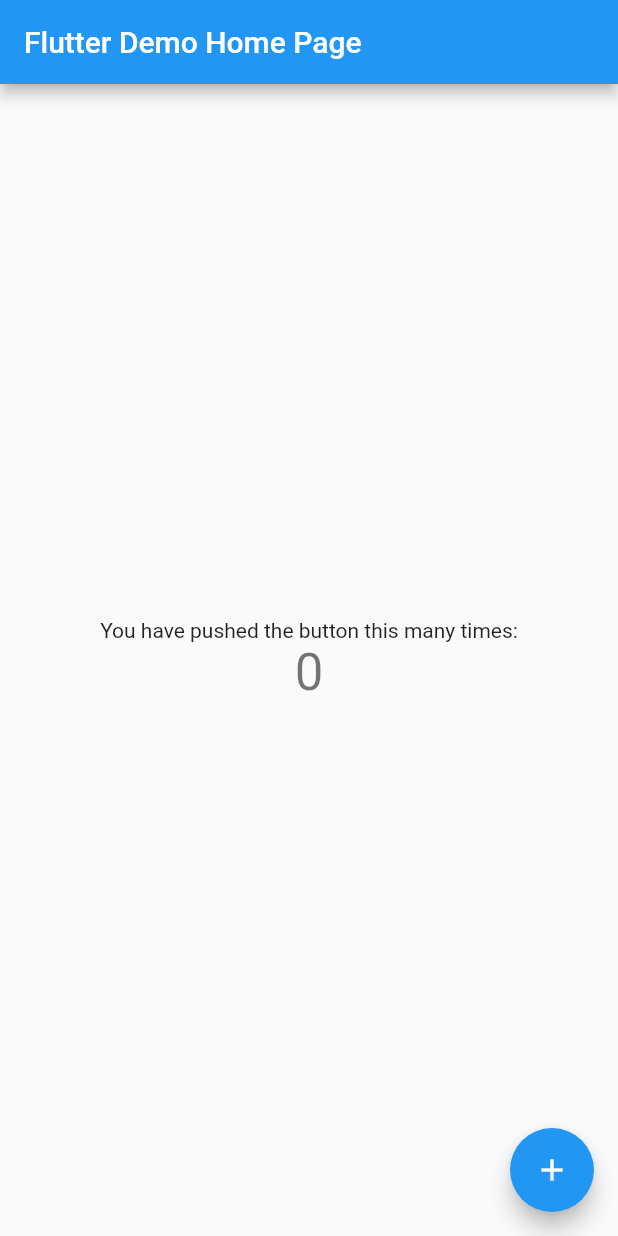
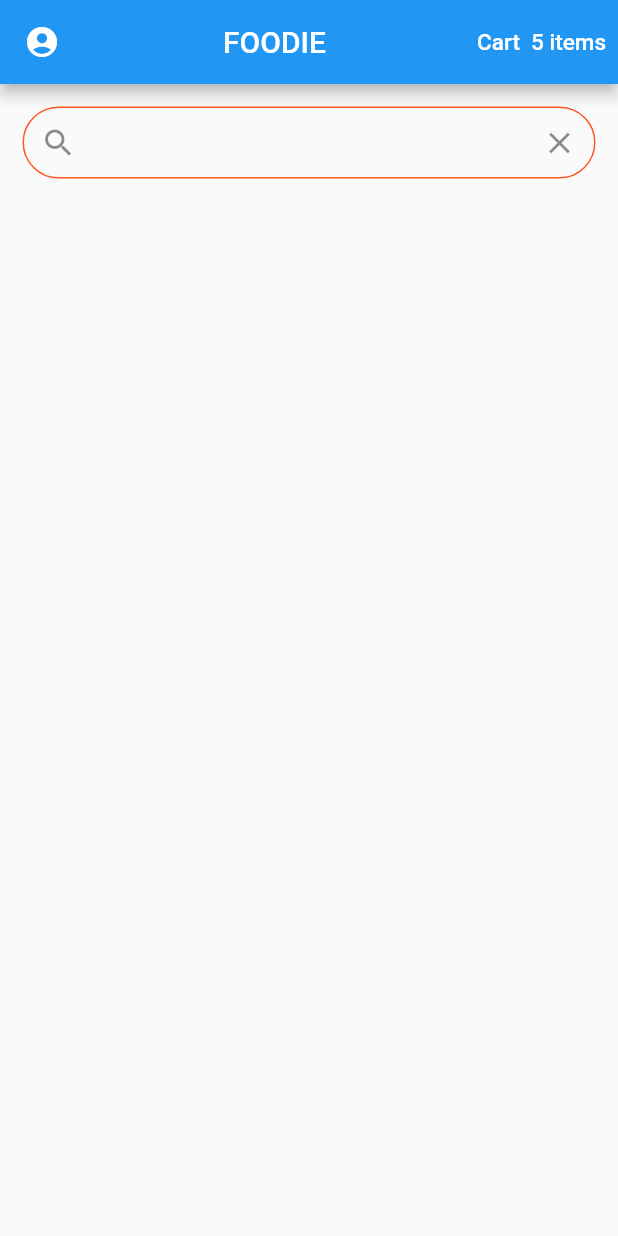
Before and after one commit to habibm94/fooddie, a Flutter app: the screen it shows after launch, on a phone screen of 412 x 824 dp. Run offline on Flutter 3.47's test engine with Material 2 defaults, Android fonts, the phone set to English and light mode, and no system bars.

Commit message:
1. created search bar and app bar
created search bar with textfield, created app bar with profile icon, title and cart option(static)

```diff
--- a/lib/main.dart
+++ b/lib/main.dart
@@ -1,4 +1,5 @@
 import 'package:flutter/material.dart';
+import 'package:foodie/screens/home_screen.dart';
 
 void main() => runApp(MyApp());
 
@@ -7,96 +8,12 @@ class MyApp extends StatelessWidget {
   @override
   Widget build(BuildContext context) {
     return MaterialApp(
-      title: 'Flutter Demo',
+      debugShowCheckedModeBanner: false,
+      title: 'FOODIE',
       theme: ThemeData(
-        primarySwatch: Colors.blue,
-      ),
-      home: MyHomePage(title: 'Flutter Demo Home Page'),
+          scaffoldBackgroundColor: Colors.grey[50],
+          primaryColor: Colors.deepOrange),
+      home: HomeScreen(),
     );
   }
 }
-
-class MyHomePage extends StatefulWidget {
-  MyHomePage({Key? key, this.title}) : super(key: key);
-
-  // This widget is the home page of your application. It is stateful, meaning
-  // that it has a State object (defined below) that contains fields that affect
-  // how it looks.
-
-  // This class is the configuration for the state. It holds the values (in this
-  // case the title) provided by the parent (in this case the App widget) and
-  // used by the build method of the State. Fields in a Widget subclass are
-  // always marked "final".
-
-  final String? title;
-
-  @override
-  _MyHomePageState createState() => _MyHomePageState();
-}
-
-class _MyHomePageState extends State<MyHomePage> {
-  int _counter = 0;
-
-  void _incrementCounter() {
-    setState(() {
-      // This call to setState tells the Flutter framework that something has
-      // changed in this State, which causes it to rerun the build method below
-      // so that the display can reflect the updated values. If we changed
-      // _counter without calling setState(), then the build method would not be
-      // called again, and so nothing would appear to happen.
-      _counter++;
-    });
-  }
-
-  @override
-  Widget build(BuildContext context) {
-    // This method is rerun every time setState is called, for instance as done
-    // by the _incrementCounter method above.
-    //
-    // The Flutter framework has been optimized to make rerunning build methods
-    // fast, so that you can just rebuild anything that needs updating rather
-    // than having to individually change instances of widgets.
-    return Scaffold(
-      appBar: AppBar(
-        // Here we take the value from the MyHomePage object that was created by
-        // the App.build method, and use it to set our appbar title.
-        title: Text(widget.title!),
-      ),
-      body: Center(
-        // Center is a layout widget. It takes a single child and positions it
-        // in the middle of the parent.
-        child: Column(
-          // Column is also a layout widget. It takes a list of children and
-          // arranges them vertically. By default, it sizes itself to fit its
-          // children horizontally, and tries to be as tall as its parent.
-          //
-          // Invoke "debug painting" (press "p" in the console, choose the
-          // "Toggle Debug Paint" action from the Flutter Inspector in Android
-          // Studio, or the "Toggle Debug Paint" command in Visual Studio Code)
-          // to see the wireframe for each widget.
-          //
-          // Column has various properties to control how it sizes itself and
-          // how it positions its children. Here we use mainAxisAlignment to
-          // center the children vertically; the main axis here is the vertical
-          // axis because Columns are vertical (the cross axis would be
-          // horizontal).
-          mainAxisAlignment: MainAxisAlignment.center,
-          children: <Widget>[
-            Text(
-              'You have pushed the button this many times:',
-            ),
-            Text(
-              '$_counter',
-              style: Theme.of(context).textTheme.display1,
-            ),
-          ],
-        ),
-      ),
-      floatingActionButton: FloatingActionButton(
-        onPressed: _incrementCounter,
-        tooltip: 'Increment',
-        child: Icon(Icons.add),
-      ), // This trailing comma makes auto-formatting nicer for build methods.
-    );
-  }
-}
--- a/lib/models/order.dart
+++ b/lib/models/order.dart
@@ -1,5 +1,5 @@
-import 'package:flutter_food_delivery_ui/models/food.dart';
-import 'package:flutter_food_delivery_ui/models/restaurant.dart';
+import 'package:foodie/models/food.dart';
+import 'package:foodie/models/restaurant.dart';
 
 class Order {
   final Restaurant? restaurant;
--- a/lib/models/restaurant.dart
+++ b/lib/models/restaurant.dart
@@ -1,4 +1,4 @@
-import 'package:flutter_food_delivery_ui/models/food.dart';
+import 'package:foodie/models/food.dart';
 
 class Restaurant {
   final String? imageUrl;
--- a/lib/models/user.dart
+++ b/lib/models/user.dart
@@ -1,4 +1,5 @@
-import 'package:flutter_food_delivery_ui/models/order.dart';
+
+import 'package:foodie/models/order.dart';
 
 class User {
   final String? name;
--- /dev/null
+++ b/lib/screens/home_screen.dart
@@ -0,0 +1,53 @@
+import 'package:flutter/material.dart';
+import 'package:foodie/models/order.dart';
+import 'package:foodie/data/data.dart';
+
+class HomeScreen extends StatefulWidget {
+  @override
+  _HomeScreenState createState() => _HomeScreenState();
+}
+
+class _HomeScreenState extends State<HomeScreen> {
+  @override
+  Widget build(BuildContext context) {
+    return Scaffold(
+      appBar: AppBar(
+        title: Center(child: Text('FOODIE')),
+        leading: IconButton(
+          icon: Icon(Icons.account_circle),
+          onPressed: () {},
+        ),
+        actions: [
+          TextButton(
+            child: Text(
+              'Cart  ${currentUser.cart == null ? 0 : currentUser.cart!.length} items',
+              style: TextStyle(fontSize: 15.0, color: Colors.white),
+            ),
+            onPressed: () {},
+          )
+        ],
+      ),
+      body: Padding(
+        padding: EdgeInsets.symmetric(vertical: 15, horizontal: 15),
+        child: ListView(
+          children: [
+            TextField(
+              decoration: InputDecoration(
+                  enabled: true,
+                  prefixIcon: Icon(Icons.search),
+                  suffixIcon: Icon(Icons.clear),
+                  contentPadding: EdgeInsets.all(10),
+                  border: OutlineInputBorder(
+                      borderRadius: BorderRadius.circular(30.0),
+                      borderSide: BorderSide(width: 0.8, color: Colors.black)),
+                  enabledBorder: OutlineInputBorder(
+                      borderRadius: BorderRadius.circular(30.0),
+                      borderSide: BorderSide(
+                          width: 1, color: Theme.of(context).primaryColor))),
+            )
+          ],
+        ),
+      ),
+    );
+  }
+}
```
Also changed, not shown: lib/data/data.dart (+4 -4 lines), 3 other files.
